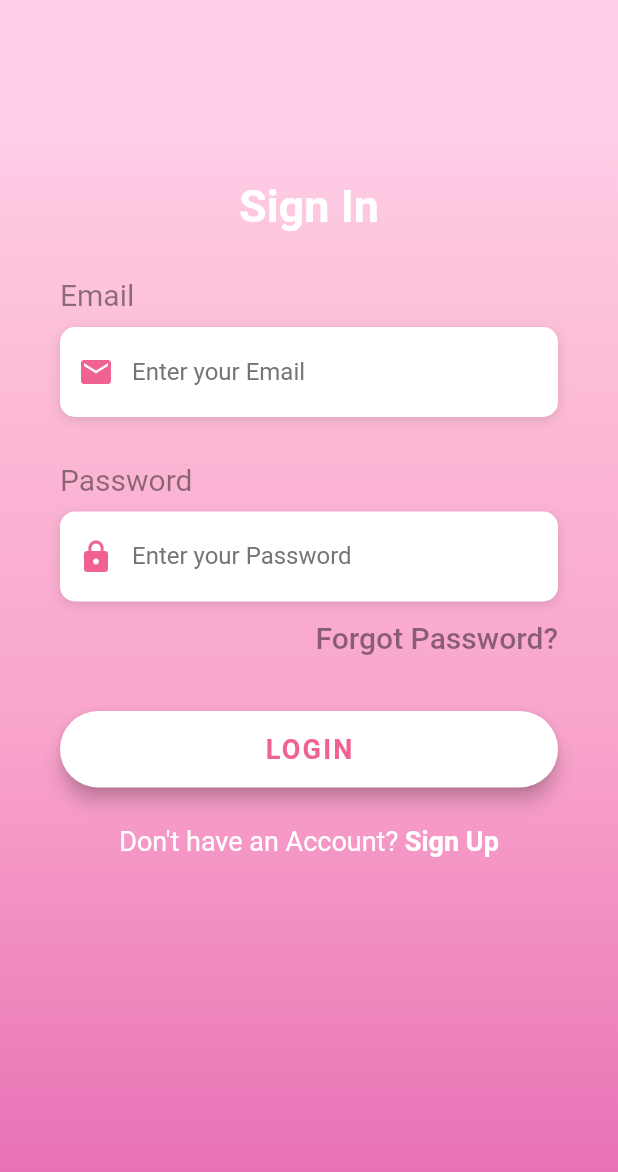
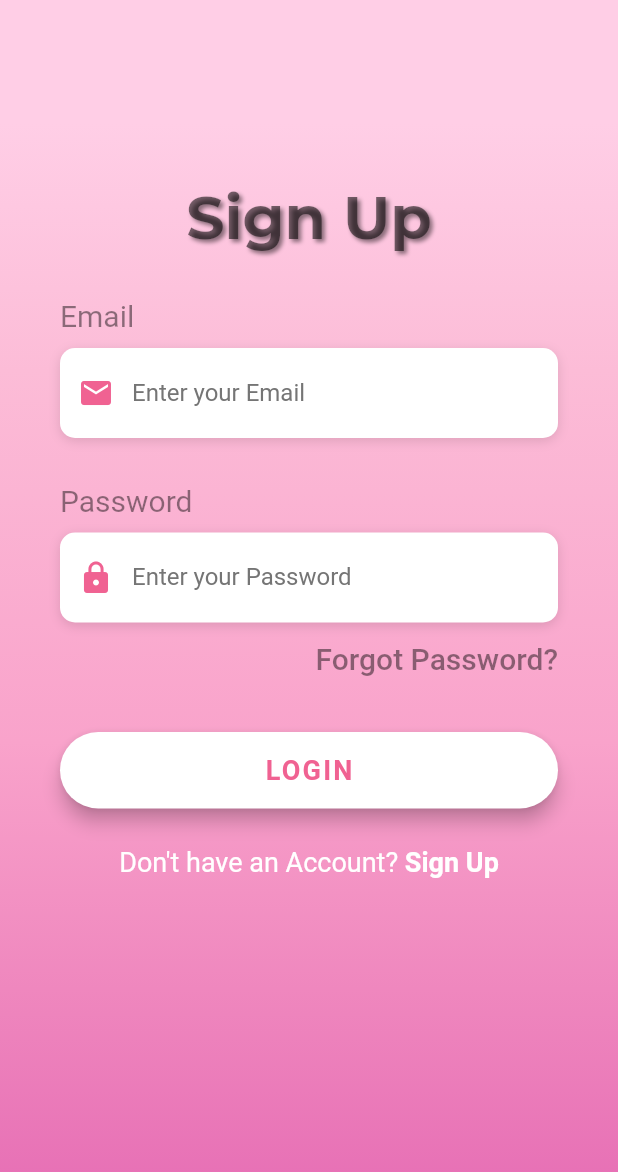
Before and after one commit to pranavi79/Hack36_21, a Flutter app: the screen it shows after launch, on a phone screen of 412 x 824 dp. Shown: the top 1172 px of the screen. Run offline on Flutter 3.47's test engine with Material 2 defaults, Android fonts, the phone set to English and light mode, and no system bars; our stand-ins replace bottom_navy_bar, cloud_firestore, confetti, firebase_auth, firebase_core, firebase_messaging and 7 more; missing offline and left inert: agora_rtc_engine, cloud_firestore_web, firebase_auth_web, firebase_core_web, hypertrack_plugin; accounts and stored records are empty; Roboto replaces fonts that are missing (OpenSans).

```diff
--- a/hack_36/lib/Splash.dart
+++ b/hack_36/lib/Splash.dart
@@ -14,27 +14,25 @@ class SplashPage extends StatefulWidget {
   @override
   _SplashPageState createState() => _SplashPageState();
 }
-enum LoginStatus{
-  NotDetermined,
-  LoggedIn,
-  NotLoggedIn
-}
+
+enum LoginStatus { NotDetermined, LoggedIn, NotLoggedIn }
+
 class _SplashPageState extends State<SplashPage> {
-  LoginStatus status=LoginStatus.NotDetermined;
-  User curr=null;
+  LoginStatus status = LoginStatus.NotDetermined;
+  User curr = null;
   ConfettiController controllerTopCenter;
   @override
-
   void initState() {
-    fireauth _fire=fireauth();
+    fireauth _fire = fireauth();
     Future.delayed(const Duration(seconds: 3), () {
-      _fire.Current().then((current)
-      {
+      _fire.Current().then((current) {
         setState(() {
-          status=current==null?LoginStatus.NotLoggedIn:LoginStatus.LoggedIn;
-          curr=current;
+          status =
+              current == null ? LoginStatus.NotLoggedIn : LoginStatus.LoggedIn;
+          curr = current;
         });
-      });});
+      });
+    });
     super.initState();
     setState(() {
       initController();
@@ -49,67 +47,60 @@ class _SplashPageState extends State<SplashPage> {
   @override
   Widget build(BuildContext context) {
     controllerTopCenter.play();
-    switch(status)
-    {
+    switch (status) {
       case LoginStatus.NotDetermined:
         {
           return Scaffold(
-            //backgroundColor: Colors.black,
+              backgroundColor: Colors.red[100],
               body: SafeArea(
-                      child:Column(
-
+                child: Column(
                   mainAxisAlignment: MainAxisAlignment.spaceBetween,
                   crossAxisAlignment: CrossAxisAlignment.center,
                   children: [
                     buildConfettiWidget(controllerTopCenter, pi / 1),
                     buildConfettiWidget(controllerTopCenter, pi / 4),
-
-                          Column(
+                    Padding(
+                      padding: const EdgeInsets.all(10.0),
+                      child: Column(
                         mainAxisAlignment: MainAxisAlignment.center,
                         children: [
                           Center(
                             child: Container(
                                 child: Text(
-                                    "Behind every successful ",
+                              "Behind every successful woman, is a tribe of other women who have her back.",
                               style: tStyle,
-                                  )
+                              textAlign: TextAlign.center,
+                            )),
+                          ),
+                          // Center(
+                          //   child: Container(
+                          //       child: Text(
+                          //     "woman, is a tribe of other",
+                          //     style: tStyle,
+                          //   )),
+                          // ),
+                          // Center(
+                          //   child: Container(
+                          //       child: Text(
+                          //     "successful women who have",
+                          //     style: tStyle,
+                          //   )),
+                          // ),
+                          // Center(
+                          //   child: Container(
+                          //       child: Text(
+                          //     "her back.",
+                          //     style: tStyle,
+                          //   )),
+                          // ),
+                        ],
                       ),
                     ),
-                              Center(
-                                child: Container(
-                                    child: Text(
-                                      "woman, is a tribe of other",
-                                      style: tStyle,
-                                    )
-                                ),
-                              ),
-                              Center(
-                                child: Container(
-                                    child: Text(
-                                      "successful women who have",
-                                      style: tStyle,
-                                    )
-                                ),
-                              ),
-                              Center(
-                                child: Container(
-                                    child: Text(
-                                      "her back.",
-                                      style: tStyle,
-                                    )
-                                ),
-                              ),
-                            ],
-                          ),
-
-
-
                     Container(
                       //padding: EdgeInsets.only(bottom: 50.0, left: 10.0, right: 10.0, top:20.0),
-                            child:
-                            SpinKitRipple(color:  Color(0xFFEF87BE),),
-
-
+                      child: SpinKitRipple(
+                        color: Color(0xFFEF87BE),
+                      ),
                     ),
                     SizedBox(
                       height: 20,
@@ -120,13 +111,12 @@ class _SplashPageState extends State<SplashPage> {
                 //)
                 // ],
                 //),
-              )
-          );
+              ));
         }
       case LoginStatus.LoggedIn:
         {
           // return LoginScreen();
-          return MyHomePage(title: "Our app",curr: curr);
+          return MyHomePage(title: "Our app", curr: curr);
           //return HomeScreen(curr: null,);
         }
       case LoginStatus.NotLoggedIn:
@@ -135,8 +125,6 @@ class _SplashPageState extends State<SplashPage> {
         }
     }
   }
-
-
 
   Align buildConfettiWidget(controller, double blastDirection) {
     return Align(
@@ -155,7 +143,4 @@ class _SplashPageState extends State<SplashPage> {
       ),
     );
   }
-
-
-
 }
--- a/hack_36/lib/groupChat/generated_plugin_registrant.dart
+++ b/hack_36/lib/groupChat/generated_plugin_registrant.dart
@@ -9,5 +9,5 @@ void registerPlugins(Registrar registrar) {
   FirebaseFirestoreWeb.registerWith(registrar);
   FirebaseAuthWeb.registerWith(registrar);
   FirebaseCoreWeb.registerWith(registrar);
-  registrar.registerMessageHandler();
+  //registrar.registerMessageHandler();
 }
--- a/hack_36/lib/groupChat/home_screen.dart
+++ b/hack_36/lib/groupChat/home_screen.dart
@@ -28,8 +28,6 @@ class HomeScreen2 extends StatelessWidget {
                 itemCount: snapshot.data.documents.length,
                 itemBuilder: (BuildContext context, int index) {
                   final chat = snapshot.data.documents[index];
-                  //final t = chat['members'].remove(_auth.currentUser?.email);
-                  //print(t);
                   return GestureDetector(
                     onTap: () => Navigator.push(
                       context,
@@ -74,7 +72,7 @@ class HomeScreen2 extends StatelessWidget {
                               children: <Widget>[
                                 Row(
                                   mainAxisAlignment:
-                                  MainAxisAlignment.spaceBetween,
+                                      MainAxisAlignment.spaceBetween,
                                   children: <Widget>[
                                     Row(
                                       children: <Widget>[
--- a/hack_36/lib/login/loginScreen.dart
+++ b/hack_36/lib/login/loginScreen.dart
@@ -7,6 +7,7 @@ import 'package:firebase_auth/firebase_auth.dart';
 import 'package:shared_preferences/shared_preferences.dart';
 import 'utilities.dart';
 import 'package:fluttertoast/fluttertoast.dart';
+import 'package:google_fonts/google_fonts.dart';
 
 Person u = Person();
 String _email = u.email;
@@ -208,12 +209,21 @@ class LoginScreenState extends State<LoginScreen> {
                     mainAxisAlignment: MainAxisAlignment.center,
                     children: <Widget>[
                       Text(
-                        'Sign In',
-                        style: TextStyle(
-                          color: Colors.white,
-                          fontFamily: 'OpenSans',
-                          fontSize: 30.0,
+                        'Sign Up',
+                        textAlign: TextAlign.center,
+                        style: GoogleFonts.montserrat(
+                          fontSize: 40,
                           fontWeight: FontWeight.bold,
+                          textStyle: TextStyle(
+                            color: Colors.black54,
+                            shadows: <Shadow>[
+                              Shadow(
+                                offset: Offset(2.0, 2.0),
+                                blurRadius: 3.0,
+                                color: Colors.black45,
+                              ),
+                            ],
+                          ),
                         ),
                       ),
                       SizedBox(height: 30.0),
--- a/hack_36/lib/utilities.dart
+++ b/hack_36/lib/utilities.dart
@@ -1,14 +1,14 @@
 import 'package:flutter/material.dart';
 import 'package:google_fonts/google_fonts.dart';
 
-final tStyle= GoogleFonts.raleway(
+final tStyle = GoogleFonts.raleway(
     fontSize: 25.0,
     fontWeight: FontWeight.bold,
-    color: Color(0xFFE56AB3),
+    color: Colors.black,
     textStyle: TextStyle(shadows: <Shadow>[
       Shadow(
-        offset: Offset(3.0, 3.0),
-        blurRadius: 3.0,
+        offset: Offset(2.0, 2.0),
+        blurRadius: 1.0,
         color: Colors.black38,
       ),
     ]));
--- a/hack_36/pubspec.yaml
+++ b/hack_36/pubspec.yaml
@@ -33,11 +33,12 @@ dependencies:
   bottom_navy_bar: ^5.6.0
   firebase_messaging: ^5.1.2
   hypertrack_plugin: ^0.1.8
-  share: ^2.0.1
+  share: ^0.6.5+4
   google_maps_flutter: ^0.5.11+1
   location: ^2.3.5
   flutter_polyline_points: ^0.1.0
-
+  agora_rtc_engine: ^3.3.2
+  permission_handler: ^5.1.0+2
 
 
   flutter:
```
Also changed, not shown: hack_36/lib/groupChat/chatScreen.dart (+8 -9 lines), hack_36/lib/home.dart (+2 -25 lines), hack_36/lib/signup/SignUp.dart (+13 -8 lines), hack_36/lib/videoCall/call_screen.dart (added, +263 -0 lines), hack_36/lib/videoCall/channels.dart (added, +139 -0 lines), hack_36/lib/videoCall/utils.dart (added, +33 -0 lines), 1 other file. Lines whose indentation alone changed are shown as unchanged.
